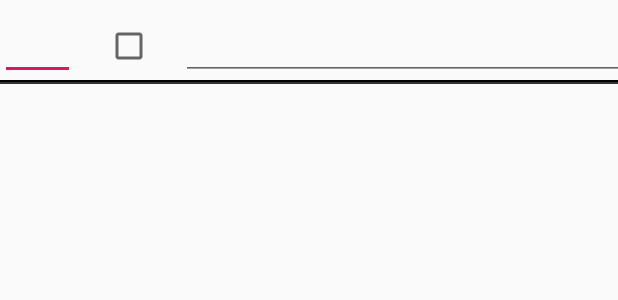
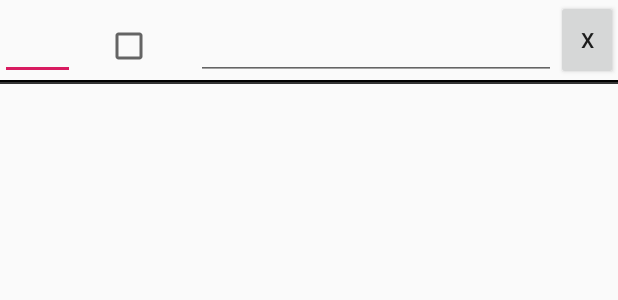
Before and after one commit to kjhawryluk/menuPlanner, an Android app: the layout daily_menu_ingredient.xml on its own in the app's theme, with its tools: preview values and no code run, on a phone screen of 412 x 824 dp. Shown: the top 300 px of the screen. Run offline under Robolectric (Android 15) with nearby library versions, the phone set to English and light mode, and no system bars.

Commit message:
Last minute tweaks

```diff
--- a/app/src/main/java/edu/uchicago/kjhawryluk/prolistview/Adaptors/MenuListAdaptor.java
+++ b/app/src/main/java/edu/uchicago/kjhawryluk/prolistview/Adaptors/MenuListAdaptor.java
@@ -74,7 +74,7 @@ public class MenuListAdaptor extends RecyclerView.Adapter<MenuListAdaptor.Weekly
         }
     }
 
-    private void openWeeklyMenu(View view, int menuId, long date) {
+    public static void openWeeklyMenu(View view, int menuId, long date) {
         WeeklyMenuFragment weeklyMenuFragment= WeeklyMenuFragment.newInstance(menuId, date);
         AppCompatActivity activity = (AppCompatActivity) view.getContext();
         activity.getSupportFragmentManager()
--- a/app/src/main/java/edu/uchicago/kjhawryluk/prolistview/DAOs/IngredientDao.java
+++ b/app/src/main/java/edu/uchicago/kjhawryluk/prolistview/DAOs/IngredientDao.java
@@ -32,7 +32,7 @@ public interface IngredientDao {
     @Query("SELECT ingredient_table.mId, ingredient_table.mDailyMenuId,ingredient_table.mName, " +
             "ingredient_table.mQuantity, ingredient_table.currentlyOwn " +
             "FROM ingredient_table JOIN daily_menu_table ON mDailyMenuId = daily_menu_table.mId " +
-            "WHERE daily_menu_table.mMenuId=:menuId and currentlyOwn = 0 " +
+            "WHERE daily_menu_table.mMenuId=:menuId " +
             "ORDER BY mName ASC, mQuantity DESC")
     LiveData<List<Ingredient>> getShoppingListIngredients(int menuId);
 
--- a/app/src/main/java/edu/uchicago/kjhawryluk/prolistview/ShoppingListFragment.java
+++ b/app/src/main/java/edu/uchicago/kjhawryluk/prolistview/ShoppingListFragment.java
@@ -63,6 +63,12 @@ public class ShoppingListFragment extends Fragment {
         mViewModel = ViewModelProviders.of(this).get(WeeklyMenuListViewModel.class);
 
         mSeeWeeklyMenuButton = root.findViewById(R.id.seeWeeklyMenuFromShoppingList);
+        mSeeWeeklyMenuButton.setOnClickListener(new View.OnClickListener() {
+            @Override
+            public void onClick(View v) {
+                getFragmentManager().popBackStack();
+            }
+        });
         mShoppingListIngredients = root.findViewById(R.id.shoppingListIngredientList);
 
 
--- a/app/src/main/res/layout/daily_menu_ingredient.xml
+++ b/app/src/main/res/layout/daily_menu_ingredient.xml
@@ -3,8 +3,13 @@
     android:orientation="vertical"
     android:layout_width="match_parent"
     android:layout_height="wrap_content">
+    <LinearLayout
+        android:orientation="horizontal" android:layout_width="match_parent"
+        android:layout_height="match_parent">
 <LinearLayout
-    android:orientation="horizontal" android:layout_width="match_parent"
+   android:layout_weight="90"
+    android:orientation="horizontal"
+    android:layout_width="0dp"
     android:layout_height="match_parent">
     <EditText
         android:id="@+id/dailyMenuIngredientQuantityEditText"
@@ -22,7 +27,6 @@
         android:layout_marginRight="20dp"
         android:gravity="center"
         android:layout_height="wrap_content"
-        android:layout_weight="1"
         android:textColor="@color/hint"
         />
 
@@ -32,15 +36,23 @@
         android:textColor="@color/colorTextEdit"
         android:layout_width="match_parent"
         android:layout_height="wrap_content"
+        android:gravity="left"
+        android:layout_weight="1"
         android:layout_marginLeft="5dp"
         />
-
+</LinearLayout>
+        <LinearLayout
+            android:layout_weight="10"
+            android:orientation="horizontal"
+            android:layout_width="0dp"
+            android:layout_height="match_parent">
     <Button
-        android:layout_weight="20"
         android:id="@+id/removeDailyIngredient"
+        android:text="X"
     android:src="@drawable/ic_remove_circle_outline_black_24dp"
     android:layout_width="wrap_content"
     android:layout_height="match_parent" />
+        </LinearLayout>
 </LinearLayout>
 
     <view
--- a/app/src/main/res/layout/shopping_list_ingredient.xml
+++ b/app/src/main/res/layout/shopping_list_ingredient.xml
@@ -13,7 +13,6 @@
         android:layout_marginRight="20dp"
         android:gravity="center"
         android:layout_height="wrap_content"
-        android:layout_weight="1"
         android:textColor="@color/hint"
         />
 
```
Also changed, not shown: app/src/main/java/edu/uchicago/kjhawryluk/prolistview/Adaptors/ShoppingListAdaptor.java (+14 -5 lines), app/src/main/java/edu/uchicago/kjhawryluk/prolistview/MainActivity.java (+4 -10 lines), app/src/main/res/layout/shopping_list_fragment.xml (+9 -5 lines).
